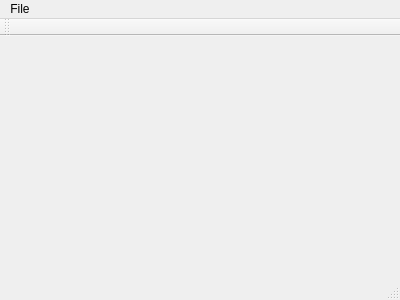
The window that mainwindow.ui (TimStnd/ExamenOpdracht) describes before a commit, drawn with Qt 5.
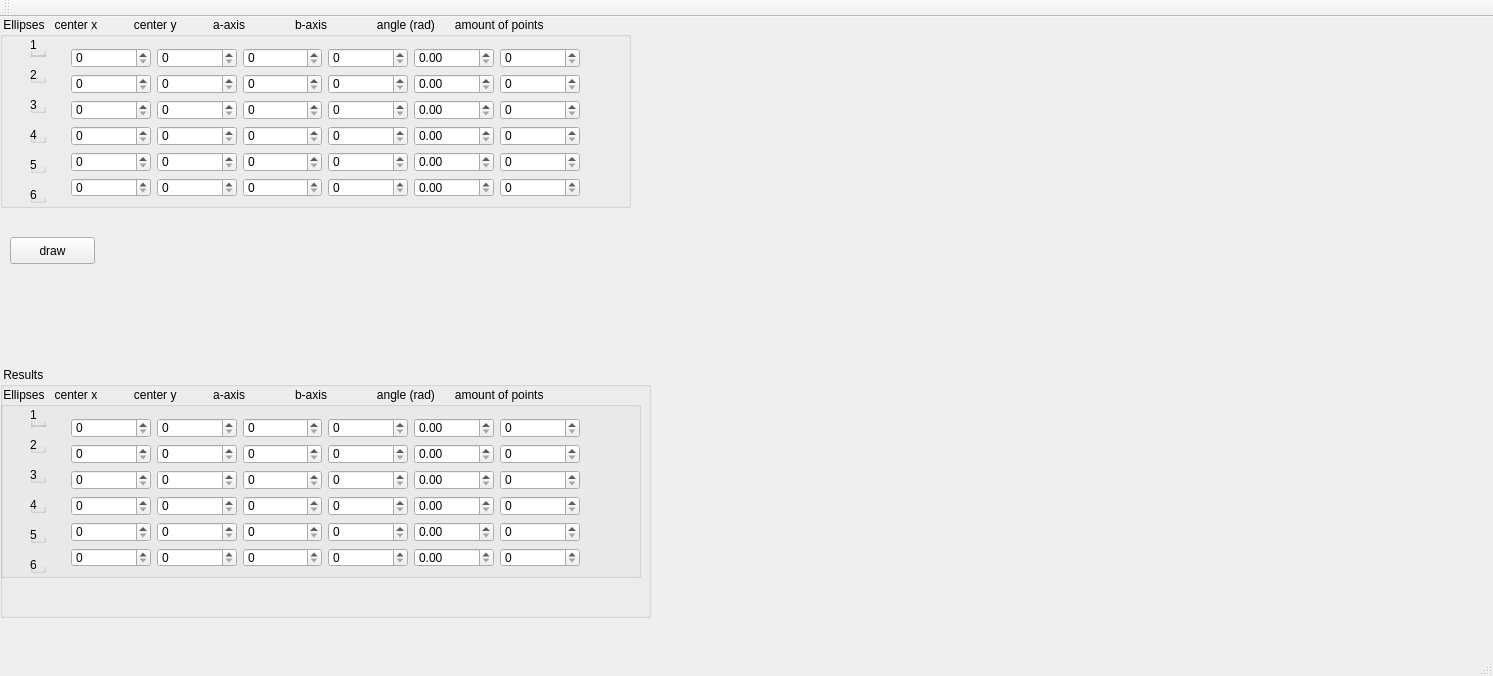
The same window after the commit.

Diff of the .ui file:
```diff
--- a/mainwindow.ui
+++ b/mainwindow.ui
@@ -6,32 +6,834 @@
    <rect>
     <x>0</x>
     <y>0</y>
-    <width>400</width>
-    <height>300</height>
+    <width>1493</width>
+    <height>676</height>
    </rect>
   </property>
   <property name="windowTitle">
    <string>MainWindow</string>
   </property>
-  <widget class="QWidget" name="centralWidget"/>
+  <widget class="QWidget" name="centralWidget">
+   <widget class="QGroupBox" name="groupBox">
+    <property name="geometry">
+     <rect>
+      <x>0</x>
+      <y>0</y>
+      <width>631</width>
+      <height>191</height>
+     </rect>
+    </property>
+    <property name="title">
+     <string> Ellipses   center x           center y           a-axis               b-axis               angle (rad)      amount of points          </string>
+    </property>
+    <widget class="QGroupBox" name="groupBox_2">
+     <property name="geometry">
+      <rect>
+       <x>30</x>
+       <y>20</y>
+       <width>16</width>
+       <height>20</height>
+      </rect>
+     </property>
+     <property name="title">
+      <string>1</string>
+     </property>
+    </widget>
+    <widget class="QGroupBox" name="groupBox_3">
+     <property name="geometry">
+      <rect>
+       <x>30</x>
+       <y>50</y>
+       <width>16</width>
+       <height>16</height>
+      </rect>
+     </property>
+     <property name="title">
+      <string>2</string>
+     </property>
+    </widget>
+    <widget class="QGroupBox" name="groupBox_4">
+     <property name="geometry">
+      <rect>
+       <x>30</x>
+       <y>80</y>
+       <width>16</width>
+       <height>16</height>
+      </rect>
+     </property>
+     <property name="title">
+      <string>3</string>
+     </property>
+    </widget>
+    <widget class="QGroupBox" name="groupBox_5">
+     <property name="geometry">
+      <rect>
+       <x>30</x>
+       <y>110</y>
+       <width>16</width>
+       <height>16</height>
+      </rect>
+     </property>
+     <property name="title">
+      <string>4</string>
+     </property>
+    </widget>
+    <widget class="QGroupBox" name="groupBox_6">
+     <property name="geometry">
+      <rect>
+       <x>30</x>
+       <y>140</y>
+       <width>16</width>
+       <height>16</height>
+      </rect>
+     </property>
+     <property name="title">
+      <string>5</string>
+     </property>
+    </widget>
+    <widget class="QGroupBox" name="groupBox_7">
+     <property name="geometry">
+      <rect>
+       <x>30</x>
+       <y>170</y>
+       <width>16</width>
+       <height>16</height>
+      </rect>
+     </property>
+     <property name="title">
+      <string>6</string>
+     </property>
+    </widget>
+    <widget class="QWidget" name="">
+     <property name="geometry">
+      <rect>
+       <x>60</x>
+       <y>20</y>
+       <width>531</width>
+       <height>171</height>
+      </rect>
+     </property>
+     <layout class="QVBoxLayout" name="verticalLayout">
+      <item>
+       <layout class="QHBoxLayout" name="horizontalLayout">
+        <item>
+         <widget class="QSpinBox" name="centerx1">
+          <property name="maximum">
+           <number>256</number>
+          </property>
+         </widget>
+        </item>
+        <item>
+         <widget class="QSpinBox" name="centery1">
+          <property name="maximum">
+           <number>256</number>
+          </property>
+         </widget>
+        </item>
+        <item>
+         <widget class="QSpinBox" name="aaxis1">
+          <property name="maximum">
+           <number>256</number>
+          </property>
+         </widget>
+        </item>
+        <item>
+         <widget class="QSpinBox" name="baxis1">
+          <property name="maximum">
+           <number>256</number>
+          </property>
+         </widget>
+        </item>
+        <item>
+         <widget class="QDoubleSpinBox" name="angle1">
+          <property name="maximum">
+           <double>6283.000000000000000</double>
+          </property>
+         </widget>
+        </item>
+        <item>
+         <widget class="QSpinBox" name="amount1">
+          <property name="maximum">
+           <number>10000</number>
+          </property>
+         </widget>
+        </item>
+       </layout>
+      </item>
+      <item>
+       <layout class="QHBoxLayout" name="horizontalLayout_2">
+        <item>
+         <widget class="QSpinBox" name="centerx2">
+          <property name="maximum">
+           <number>256</number>
+          </property>
+         </widget>
+        </item>
+        <item>
+         <widget class="QSpinBox" name="centery2">
+          <property name="maximum">
+           <number>256</number>
+          </property>
+         </widget>
+        </item>
+        <item>
+         <widget class="QSpinBox" name="aaxis2">
+          <property name="maximum">
+           <number>256</number>
+          </property>
+         </widget>
+        </item>
+        <item>
+         <widget class="QSpinBox" name="baxis2">
+          <property name="maximum">
+           <number>256</number>
+          </property>
+         </widget>
+        </item>
+        <item>
+         <widget class="QDoubleSpinBox" name="angle2">
+          <property name="maximum">
+           <double>6283.000000000000000</double>
+          </property>
+         </widget>
+        </item>
+        <item>
+         <widget class="QSpinBox" name="amount2">
+          <property name="maximum">
+           <number>10000</number>
+          </property>
+         </widget>
+        </item>
+       </layout>
+      </item>
+      <item>
+       <layout class="QHBoxLayout" name="horizontalLayout_3">
+        <item>
+         <widget class="QSpinBox" name="centerx3">
+          <property name="maximum">
+           <number>256</number>
+          </property>
+         </widget>
+        </item>
+        <item>
+         <widget class="QSpinBox" name="centery3">
+          <property name="maximum">
+           <number>256</number>
+          </property>
+         </widget>
+        </item>
+        <item>
+         <widget class="QSpinBox" name="aaxis3">
+          <property name="maximum">
+           <number>256</number>
+          </property>
+         </widget>
+        </item>
+        <item>
+         <widget class="QSpinBox" name="baxis3">
+          <property name="maximum">
+           <number>256</number>
+          </property>
+         </widget>
+        </item>
+        <item>
+         <widget class="QDoubleSpinBox" name="angle3">
+          <property name="maximum">
+           <double>6283.000000000000000</double>
+          </property>
+         </widget>
+        </item>
+        <item>
+         <widget class="QSpinBox" name="amount3">
+          <property name="maximum">
+           <number>10000</number>
+          </property>
+         </widget>
+        </item>
+       </layout>
+      </item>
+      <item>
+       <layout class="QHBoxLayout" name="horizontalLayout_4">
+        <item>
+         <widget class="QSpinBox" name="centerx4">
+          <property name="maximum">
+           <number>256</number>
+          </property>
+         </widget>
+        </item>
+        <item>
+         <widget class="QSpinBox" name="centery4">
+          <property name="maximum">
+           <number>256</number>
+          </property>
+         </widget>
+        </item>
+        <item>
+         <widget class="QSpinBox" name="aaxis4">
+          <property name="maximum">
+           <number>256</number>
+          </property>
+         </widget>
+        </item>
+        <item>
+         <widget class="QSpinBox" name="baxis4">
+          <property name="maximum">
+           <number>256</number>
+          </property>
+         </widget>
+        </item>
+        <item>
+         <widget class="QDoubleSpinBox" name="angle4">
+          <property name="maximum">
+           <double>6283.000000000000000</double>
+          </property>
+         </widget>
+        </item>
+        <item>
+         <widget class="QSpinBox" name="amount4">
+          <property name="maximum">
+           <number>10000</number>
+          </property>
+         </widget>
+        </item>
+       </layout>
+      </item>
+      <item>
+       <layout class="QHBoxLayout" name="horizontalLayout_5">
+        <item>
+         <widget class="QSpinBox" name="centerx5">
+          <property name="maximum">
+           <number>256</number>
+          </property>
+         </widget>
+        </item>
+        <item>
+         <widget class="QSpinBox" name="centery5">
+          <property name="maximum">
+           <number>256</number>
+          </property>
+         </widget>
+        </item>
+        <item>
+         <widget class="QSpinBox" name="aaxis5">
+          <property name="maximum">
+           <number>256</number>
+          </property>
+         </widget>
+        </item>
+        <item>
+         <widget class="QSpinBox" name="baxis5">
+          <property name="maximum">
+           <number>256</number>
+          </property>
+         </widget>
+        </item>
+        <item>
+         <widget class="QDoubleSpinBox" name="angle5">
+          <property name="maximum">
+           <double>6283.000000000000000</double>
+          </property>
+         </widget>
+        </item>
+        <item>
+         <widget class="QSpinBox" name="amount5">
+          <property name="maximum">
+           <number>10000</number>
+          </property>
+         </widget>
+        </item>
+       </layout>
+      </item>
+      <item>
+       <layout class="QHBoxLayout" name="horizontalLayout_7">
+        <item>
+         <widget class="QSpinBox" name="centerx6">
+          <property name="maximum">
+           <number>256</number>
+          </property>
+         </widget>
+        </item>
+        <item>
+         <widget class="QSpinBox" name="centery6">
+          <property name="maximum">
+           <number>256</number>
+          </property>
+         </widget>
+        </item>
+        <item>
+         <widget class="QSpinBox" name="aaxis6">
+          <property name="maximum">
+           <number>256</number>
+          </property>
+         </widget>
+        </item>
+        <item>
+         <widget class="QSpinBox" name="baxis6">
+          <property name="maximum">
+           <number>256</number>
+          </property>
+         </widget>
+        </item>
+        <item>
+         <widget class="QDoubleSpinBox" name="angle6">
+          <property name="maximum">
+           <double>6283.000000000000000</double>
+          </property>
+         </widget>
+        </item>
+        <item>
+         <widget class="QSpinBox" name="amount6">
+          <property name="maximum">
+           <number>10000</number>
+          </property>
+         </widget>
+        </item>
+       </layout>
+      </item>
+     </layout>
+    </widget>
+   </widget>
+   <widget class="QGroupBox" name="groupBox_15">
+    <property name="geometry">
+     <rect>
+      <x>0</x>
+      <y>350</y>
+      <width>651</width>
+      <height>251</height>
+     </rect>
+    </property>
+    <property name="title">
+     <string> Results</string>
+    </property>
+    <widget class="QGroupBox" name="groupBox_8">
+     <property name="geometry">
+      <rect>
+       <x>0</x>
+       <y>20</y>
+       <width>641</width>
+       <height>191</height>
+      </rect>
+     </property>
+     <property name="title">
+      <string> Ellipses   center x           center y           a-axis               b-axis               angle (rad)      amount of points             </string>
+     </property>
+     <widget class="QGroupBox" name="groupBox_9">
+      <property name="geometry">
+       <rect>
+        <x>30</x>
+        <y>20</y>
+        <width>16</width>
+        <height>20</height>
+       </rect>
+      </property>
+      <property name="title">
+       <string>1</string>
+      </property>
+     </widget>
+     <widget class="QGroupBox" name="groupBox_10">
+      <property name="geometry">
+       <rect>
+        <x>30</x>
+        <y>50</y>
+        <width>16</width>
+        <height>16</height>
+       </rect>
+      </property>
+      <property name="title">
+       <string>2</string>
+      </property>
+     </widget>
+     <widget class="QGroupBox" name="groupBox_11">
+      <property name="geometry">
+       <rect>
+        <x>30</x>
+        <y>80</y>
+        <width>16</width>
+        <height>16</height>
+       </rect>
+      </property>
+      <property name="title">
+       <string>3</string>
+      </property>
+     </widget>
+     <widget class="QGroupBox" name="groupBox_12">
+      <property name="geometry">
+       <rect>
+        <x>30</x>
+        <y>110</y>
+        <width>16</width>
+        <height>16</height>
+       </rect>
+      </property>
+      <property name="title">
+       <string>4</string>
+      </property>
+     </widget>
+     <widget class="QGroupBox" name="groupBox_13">
+      <property name="geometry">
+       <rect>
+        <x>30</x>
+        <y>140</y>
+        <width>16</width>
+        <height>16</height>
+       </rect>
+      </property>
+      <property name="title">
+       <string>5</string>
+      </property>
+     </widget>
+     <widget class="QGroupBox" name="groupBox_14">
+      <property name="geometry">
+       <rect>
+        <x>30</x>
+        <y>170</y>
+        <width>16</width>
+        <height>16</height>
+       </rect>
+      </property>
+      <property name="title">
+       <string>6</string>
+      </property>
+     </widget>
+     <widget class="QWidget" name="layoutWidget">
+      <property name="geometry">
+       <rect>
+        <x>60</x>
+        <y>20</y>
+        <width>531</width>
+        <height>171</height>
+       </rect>
+      </property>
+      <layout class="QVBoxLayout" name="verticalLayout_2">
+       <item>
+        <layout class="QHBoxLayout" name="horizontalLayout_8">
+         <item>
+          <widget class="QSpinBox" name="centerx1_2">
+           <property name="maximum">
+            <number>256</number>
+           </property>
+          </widget>
+         </item>
+         <item>
+          <widget class="QSpinBox" name="centery1_2">
+           <property name="maximum">
+            <number>256</number>
+           </property>
+          </widget>
+         </item>
+         <item>
+          <widget class="QSpinBox" name="aaxis1_2">
+           <property name="maximum">
+            <number>256</number>
+           </property>
+          </widget>
+         </item>
+         <item>
+          <widget class="QSpinBox" name="baxis1_2">
+           <property name="maximum">
+            <number>256</number>
+           </property>
+          </widget>
+         </item>
+         <item>
+          <widget class="QDoubleSpinBox" name="angle1_2">
+           <property name="maximum">
+            <double>6283.000000000000000</double>
+           </property>
+          </widget>
+         </item>
+         <item>
+          <widget class="QSpinBox" name="amount1_2">
+           <property name="maximum">
+            <number>10000</number>
+           </property>
+          </widget>
+         </item>
+        </layout>
+       </item>
+       <item>
+        <layout class="QHBoxLayout" name="horizontalLayout_9">
+         <item>
+          <widget class="QSpinBox" name="centerx2_2">
+           <property name="maximum">
+            <number>256</number>
+           </property>
+          </widget>
+         </item>
+         <item>
+          <widget class="QSpinBox" name="centery2_2">
+           <property name="maximum">
+            <number>256</number>
+           </property>
+          </widget>
+         </item>
+         <item>
+          <widget class="QSpinBox" name="aaxis2_2">
+           <property name="maximum">
+            <number>256</number>
+           </property>
+          </widget>
+         </item>
+         <item>
+          <widget class="QSpinBox" name="baxis2_2">
+           <property name="maximum">
+            <number>256</number>
+           </property>
+          </widget>
+         </item>
+         <item>
+          <widget class="QDoubleSpinBox" name="angle2_2">
+           <property name="maximum">
+            <double>6283.000000000000000</double>
+           </property>
+          </widget>
+         </item>
+         <item>
+          <widget class="QSpinBox" name="amount2_2">
+           <property name="maximum">
+            <number>10000</number>
+           </property>
+          </widget>
+         </item>
+        </layout>
+       </item>
+       <item>
+        <layout class="QHBoxLayout" name="horizontalLayout_10">
+         <item>
+          <widget class="QSpinBox" name="centerx3_2">
+           <property name="maximum">
+            <number>256</number>
+           </property>
+          </widget>
+         </item>
+         <item>
+          <widget class="QSpinBox" name="centery3_2">
+           <property name="maximum">
+            <number>256</number>
+           </property>
+          </widget>
+         </item>
+         <item>
+          <widget class="QSpinBox" name="aaxis3_2">
+           <property name="maximum">
+            <number>256</number>
+           </property>
+          </widget>
+         </item>
+         <item>
+          <widget class="QSpinBox" name="baxis3_2">
+           <property name="maximum">
+            <number>256</number>
+           </property>
+          </widget>
+         </item>
+         <item>
+          <widget class="QDoubleSpinBox" name="angle3_2">
+           <property name="maximum">
+            <double>6283.000000000000000</double>
+           </property>
+          </widget>
+         </item>
+         <item>
+          <widget class="QSpinBox" name="amount3_2">
+           <property name="maximum">
+            <number>10000</number>
+           </property>
+          </widget>
+         </item>
+        </layout>
+       </item>
+       <item>
+        <layout class="QHBoxLayout" name="horizontalLayout_11">
+         <item>
+          <widget class="QSpinBox" name="centerx4_2">
+           <property name="maximum">
+            <number>256</number>
+           </property>
+          </widget>
+         </item>
+         <item>
+          <widget class="QSpinBox" name="centery4_2">
+           <property name="maximum">
+            <number>256</number>
+           </property>
+          </widget>
+         </item>
+         <item>
+          <widget class="QSpinBox" name="aaxis4_2">
+           <property name="maximum">
+            <number>256</number>
+           </property>
+          </widget>
+         </item>
+         <item>
+          <widget class="QSpinBox" name="baxis4_2">
+           <property name="maximum">
+            <number>256</number>
+           </property>
+          </widget>
+         </item>
+         <item>
+          <widget class="QDoubleSpinBox" name="angle4_2">
+           <property name="maximum">
+            <double>6283.000000000000000</double>
+           </property>
+          </widget>
+         </item>
+         <item>
+          <widget class="QSpinBox" name="amount4_2">
+           <property name="maximum">
+            <number>10000</number>
+           </property>
+          </widget>
+         </item>
+        </layout>
+       </item>
+       <item>
+        <layout class="QHBoxLayout" name="horizontalLayout_12">
+         <item>
+          <widget class="QSpinBox" name="centerx5_3">
+           <property name="maximum">
+            <number>256</number>
+           </property>
+          </widget>
+         </item>
+         <item>
+          <widget class="QSpinBox" name="centery5_3">
+           <property name="maximum">
+            <number>256</number>
+           </property>
+          </widget>
+         </item>
+         <item>
+          <widget class="QSpinBox" name="aaxis5_3">
+           <property name="maximum">
+            <number>256</number>
+           </property>
+          </widget>
+         </item>
+         <item>
+          <widget class="QSpinBox" name="baxis5_3">
+           <property name="maximum">
+            <number>256</number>
+           </property>
+          </widget>
+         </item>
+         <item>
+          <widget class="QDoubleSpinBox" name="angle5_3">
+           <property name="maximum">
+            <double>6283.000000000000000</double>
+           </property>
+          </widget>
+         </item>
+         <item>
+          <widget class="QSpinBox" name="amount5_2">
+           <property name="maximum">
+            <number>10000</number>
+           </property>
+          </widget>
+         </item>
+        </layout>
+       </item>
+       <item>
+        <layout class="QHBoxLayout" name="horizontalLayout_13">
+         <item>
+          <widget class="QSpinBox" name="centerx6_2">
+           <property name="maximum">
+            <number>256</number>
+           </property>
+          </widget>
+         </item>
+         <item>
+          <widget class="QSpinBox" name="centery6_2">
+           <property name="maximum">
+            <number>256</number>
+           </property>
+          </widget>
+         </item>
+         <item>
+          <widget class="QSpinBox" name="aaxis6_2">
+           <property name="maximum">
+            <number>256</number>
+           </property>
+          </widget>
+         </item>
+         <item>
+          <widget class="QSpinBox" name="baxis6_2">
+           <property name="maximum">
+            <number>256</number>
+           </property>
+          </widget>
+         </item>
+         <item>
+          <widget class="QDoubleSpinBox" name="angle6_2">
+           <property name="maximum">
+            <double>6283.000000000000000</double>
+           </property>
+          </widget>
+         </item>
+         <item>
+          <widget class="QSpinBox" name="amount6_2">
+           <property name="maximum">
+            <number>10000</number>
+           </property>
+          </widget>
+         </item>
+        </layout>
+       </item>
+      </layout>
+     </widget>
+    </widget>
+   </widget>
+   <widget class="QPushButton" name="drawbutton">
+    <property name="geometry">
+     <rect>
+      <x>10</x>
+      <y>220</y>
+      <width>85</width>
+      <height>27</height>
+     </rect>
+    </property>
+    <property name="text">
+     <string>draw</string>
+    </property>
+   </widget>
+   <widget class="QLabel" name="picture">
+    <property name="geometry">
+     <rect>
+      <x>640</x>
+      <y>0</y>
+      <width>261</width>
+      <height>261</height>
+     </rect>
+    </property>
+    <property name="text">
+     <string/>
+    </property>
+   </widget>
+   <widget class="QLabel" name="errorbox">
+    <property name="geometry">
+     <rect>
+      <x>140</x>
+      <y>220</y>
+      <width>131</width>
+      <height>17</height>
+     </rect>
+    </property>
+    <property name="text">
+     <string/>
+    </property>
+   </widget>
+  </widget>
   <widget class="QMenuBar" name="menuBar">
    <property name="geometry">
     <rect>
      <x>0</x>
      <y>0</y>
-     <width>400</width>
+     <width>1493</width>
      <height>27</height>
     </rect>
    </property>
-   <widget class="QMenu" name="menuOpen">
-    <property name="title">
-     <string>File</string>
-    </property>
-    <addaction name="actionOpen"/>
-    <addaction name="actionSave"/>
-    <addaction name="actionSave_as"/>
-   </widget>
-   <addaction name="menuOpen"/>
   </widget>
   <widget class="QToolBar" name="mainToolBar">
    <attribute name="toolBarArea">
```
Left out of the diff: 15 changed lines with no effect on the pictures.
